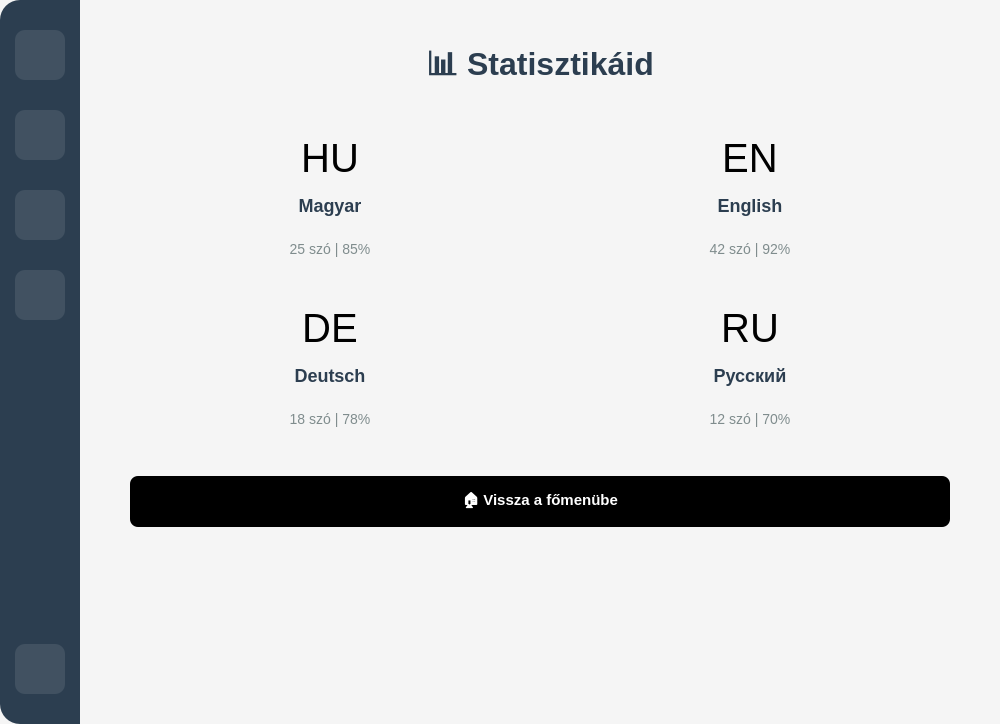
vertussgn/agytorna, file mainwindow.ui: the form before one commit.
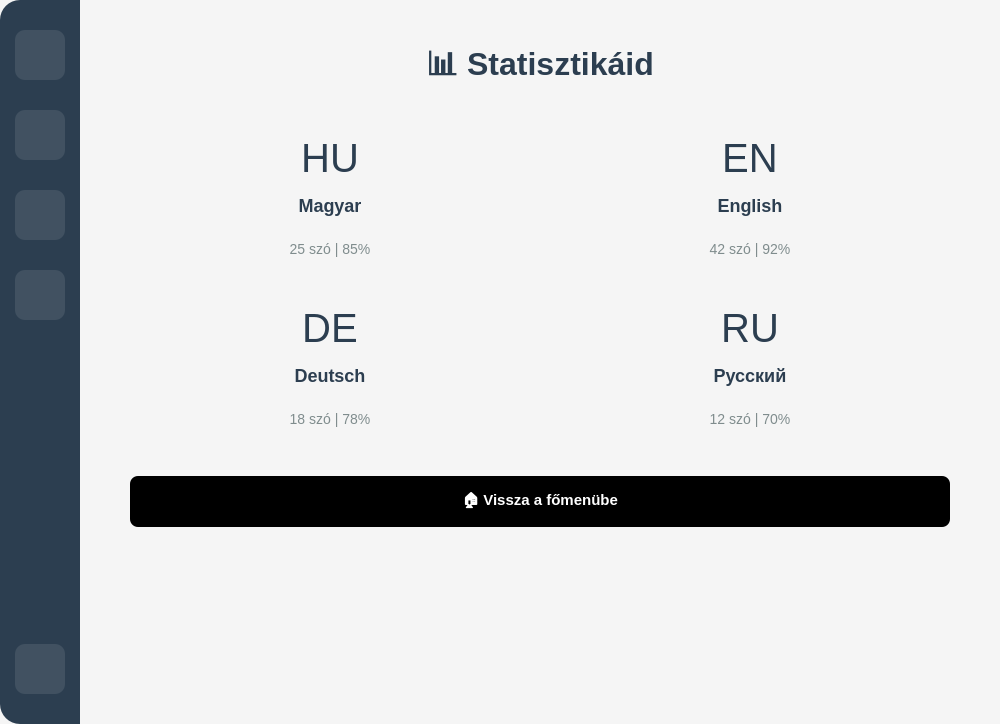
The form after the commit. The open tabs and pages were chosen to show the change. Icons and pictures are not drawn.

```diff
--- a/mainwindow.ui
+++ b/mainwindow.ui
@@ -1199,7 +1199,7 @@
              <item>
               <widget class="QLabel" name="langIcon1">
                <property name="styleSheet">
-                <string notr="true">font-size: 40px;</string>
+                <string notr="true">font-size: 40px;  color: #2c3e50;</string>
                </property>
                <property name="text">
                 <string>HU</string>
@@ -1250,7 +1250,7 @@
              <item>
               <widget class="QLabel" name="langIcon2">
                <property name="styleSheet">
-                <string notr="true">font-size: 40px;</string>
+                <string notr="true">font-size: 40px; color: #2c3e50;</string>
                </property>
                <property name="text">
                 <string>EN</string>
@@ -1301,7 +1301,7 @@
              <item>
               <widget class="QLabel" name="langIcon3">
                <property name="styleSheet">
-                <string notr="true">font-size: 40px;</string>
+                <string notr="true">font-size: 40px ; color: #2c3e50;</string>
                </property>
                <property name="text">
                 <string>DE</string>
@@ -1352,7 +1352,7 @@
              <item>
               <widget class="QLabel" name="langIcon4">
                <property name="styleSheet">
-                <string notr="true">font-size: 40px;</string>
+                <string notr="true">font-size: 40px;  color: #2c3e50;</string>
                </property>
                <property name="text">
                 <string>RU</string>
```
Left out of the diff: 2 changed lines with no effect on the pictures.
